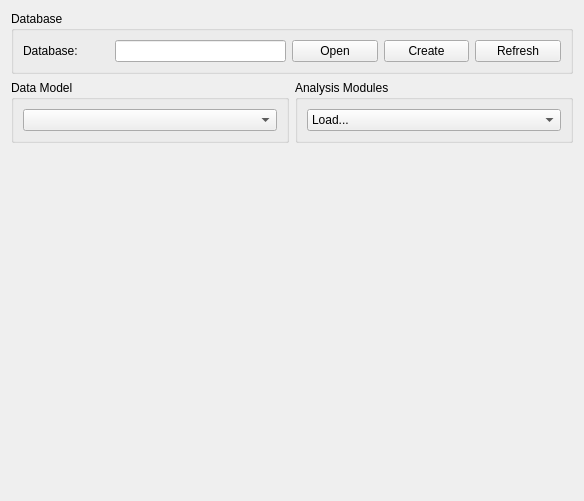
Above: lib/modules/DataManager/AnalysisTemplate.ui from acq4/acq4 before the change. Below: the same form after it.
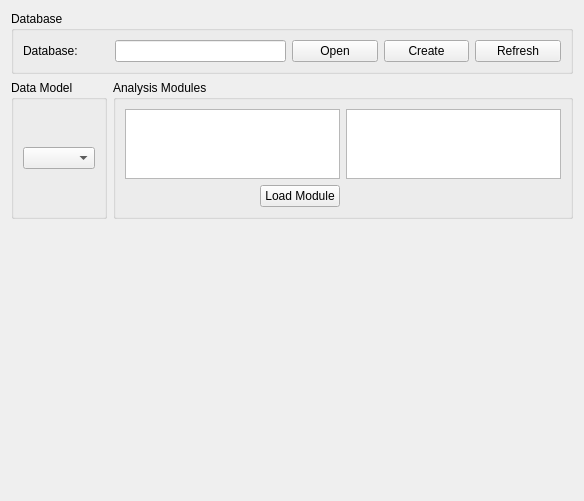
That is the form after the change.

Commit message: Added UI for analysis module descriptions (but no descriptions yet)

Diff of the .ui file:
```diff
--- a/lib/modules/DataManager/AnalysisTemplate.ui
+++ b/lib/modules/DataManager/AnalysisTemplate.ui
@@ -54,24 +54,6 @@
      </layout>
     </widget>
    </item>
-   <item row="1" column="1">
-    <widget class="QGroupBox" name="groupBox_2">
-     <property name="title">
-      <string>Analysis Modules</string>
-     </property>
-     <layout class="QGridLayout" name="gridLayout_2">
-      <item row="0" column="0">
-       <widget class="QComboBox" name="analysisCombo">
-        <item>
-         <property name="text">
-          <string>Load...</string>
-         </property>
-        </item>
-       </widget>
-      </item>
-     </layout>
-    </widget>
-   </item>
    <item row="3" column="0" colspan="2">
     <spacer name="verticalSpacer">
      <property name="orientation">
@@ -97,6 +79,41 @@
      </layout>
     </widget>
    </item>
+   <item row="1" column="1">
+    <widget class="QGroupBox" name="groupBox_2">
+     <property name="title">
+      <string>Analysis Modules</string>
+     </property>
+     <layout class="QGridLayout" name="gridLayout_2">
+      <item row="0" column="0" colspan="2">
+       <widget class="QListWidget" name="analysisModuleList"/>
+      </item>
+      <item row="0" column="2">
+       <widget class="QTextBrowser" name="modDescriptionText"/>
+      </item>
+      <item row="1" column="1">
+       <widget class="QPushButton" name="loadModuleBtn">
+        <property name="text">
+         <string>Load Module</string>
+        </property>
+       </widget>
+      </item>
+      <item row="1" column="0">
+       <spacer name="horizontalSpacer">
+        <property name="orientation">
+         <enum>Qt::Horizontal</enum>
+        </property>
+        <property name="sizeHint" stdset="0">
+         <size>
+          <width>40</width>
+          <height>20</height>
+         </size>
+        </property>
+       </spacer>
+      </item>
+     </layout>
+    </widget>
+   </item>
   </layout>
  </widget>
  <resources/>
```
The commit also changes 4 other files.
